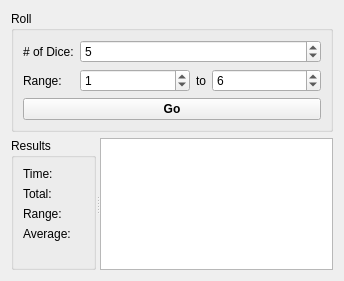
The window that src/apps/grypto_rng/diceroller.ui (karagog/Gryptonite) describes before a commit, drawn with Qt 5.
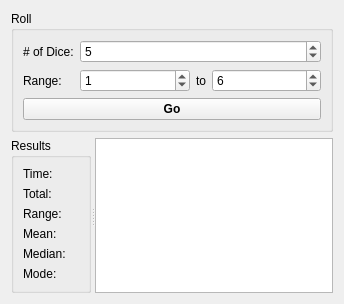
The same window after the commit.

Commit message: Added median and mode stats to dice roller

Patch:
```diff
--- a/src/apps/grypto_rng/diceroller.ui
+++ b/src/apps/grypto_rng/diceroller.ui
@@ -130,6 +130,39 @@
        <string>Results</string>
       </property>
       <layout class="QGridLayout" name="gridLayout_3">
+       <item row="3" column="0">
+        <widget class="QLabel" name="label_7">
+         <property name="text">
+          <string>Mean:</string>
+         </property>
+        </widget>
+       </item>
+       <item row="1" column="1">
+        <widget class="QLabel" name="lbl_total">
+         <property name="sizePolicy">
+          <sizepolicy hsizetype="Preferred" vsizetype="Preferred">
+           <horstretch>1</horstretch>
+           <verstretch>0</verstretch>
+          </sizepolicy>
+         </property>
+         <property name="toolTip">
+          <string>&lt;html&gt;&lt;head/&gt;&lt;body&gt;&lt;p&gt;The sum of all the dice rolled&lt;/p&gt;&lt;/body&gt;&lt;/html&gt;</string>
+         </property>
+        </widget>
+       </item>
+       <item row="6" column="0">
+        <spacer name="verticalSpacer">
+         <property name="orientation">
+          <enum>Qt::Vertical</enum>
+         </property>
+         <property name="sizeHint" stdset="0">
+          <size>
+           <width>20</width>
+           <height>40</height>
+          </size>
+         </property>
+        </spacer>
+       </item>
        <item row="2" column="1">
         <widget class="QLabel" name="lbl_range">
          <property name="sizePolicy">
@@ -160,13 +193,6 @@
          </property>
         </widget>
        </item>
-       <item row="3" column="0">
-        <widget class="QLabel" name="label_7">
-         <property name="text">
-          <string>Average:</string>
-         </property>
-        </widget>
-       </item>
        <item row="0" column="1">
         <widget class="QLabel" name="lbl_lastRoll">
          <property name="sizePolicy">
@@ -208,17 +234,32 @@
         </widget>
        </item>
        <item row="4" column="0">
-        <spacer name="verticalSpacer">
-         <property name="orientation">
-          <enum>Qt::Vertical</enum>
+        <widget class="QLabel" name="label_8">
+         <property name="text">
+          <string>Median:</string>
          </property>
-         <property name="sizeHint" stdset="0">
-          <size>
-           <width>20</width>
-           <height>40</height>
-          </size>
+        </widget>
+       </item>
+       <item row="5" column="0">
+        <widget class="QLabel" name="label_9">
+         <property name="text">
+          <string>Mode:</string>
          </property>
-        </spacer>
+        </widget>
+       </item>
+       <item row="4" column="1">
+        <widget class="QLabel" name="lbl_median">
+         <property name="text">
+          <string/>
+         </property>
+        </widget>
+       </item>
+       <item row="5" column="1">
+        <widget class="QLabel" name="lbl_mode">
+         <property name="text">
+          <string/>
+         </property>
+        </widget>
        </item>
       </layout>
      </widget>
```
Left out of the diff: 13 changed lines with no effect on the pictures. The commit also changes 3 other files.
